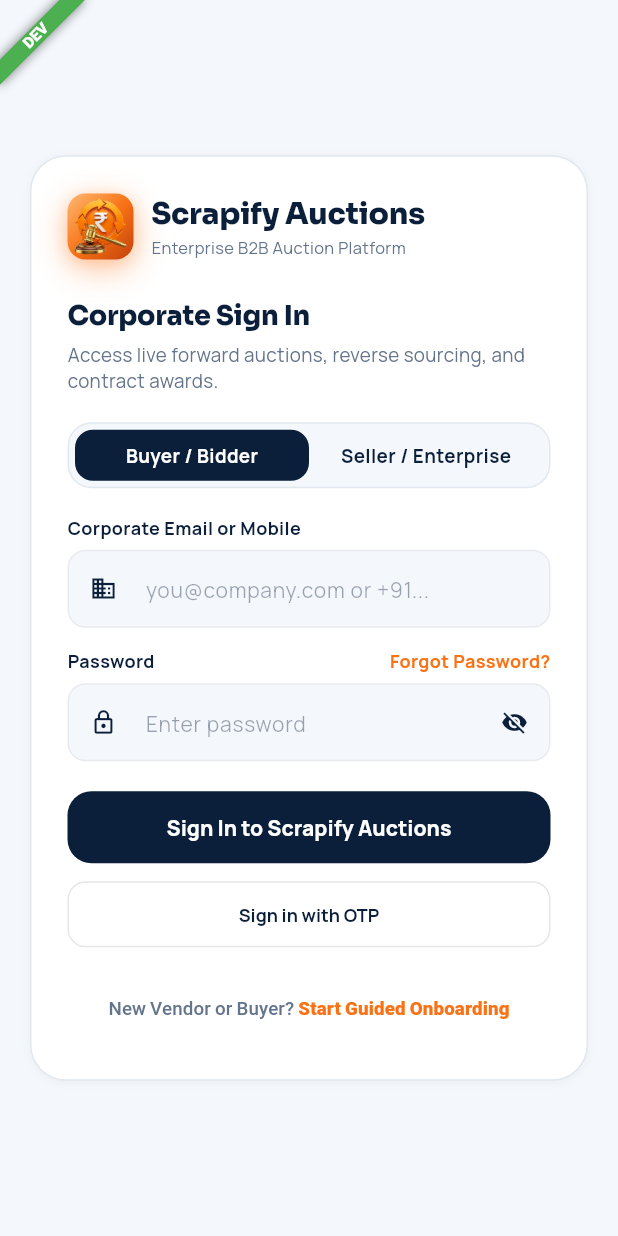
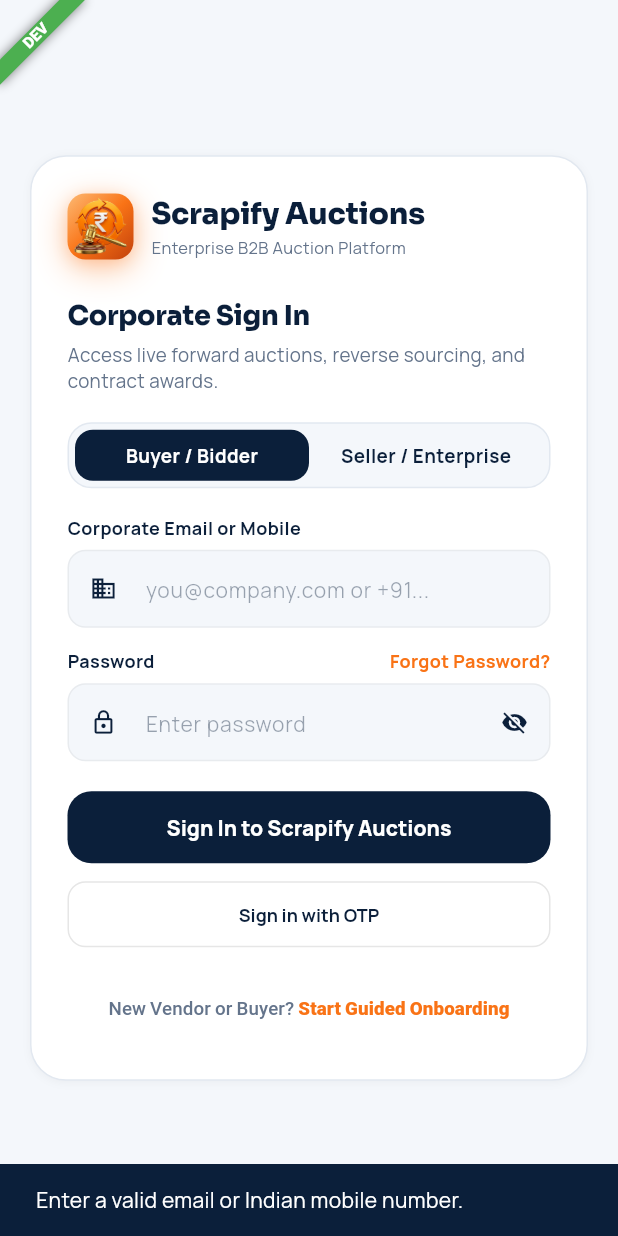
Before and after one commit to abhyuthanamprojects-eng/scrapify-auction-mobile-app, a Flutter app: the LoginScreen screen opened by its route, after a tap on "Sign in with OTP", on a phone screen of 412 x 824 dp. Run offline on Flutter 3.47's test engine with Material 3 defaults, Android fonts, the phone set to English and light mode, and no system bars; our stand-ins replace dio, equatable, file_picker, flutter_riverpod, flutter_secure_storage, go_router and 5 more; missing offline and left inert: dart:html; accounts and stored records are empty; network calls fail; project files that could hold a hidden picture were left out.

Commit message:
Harden mobile OTP login validation

```diff
--- a/lib/screens/auth/login_screen.dart
+++ b/lib/screens/auth/login_screen.dart
@@ -73,8 +73,18 @@
   }
 
   void _loginWithOtp() {
-    if (_identifierController.text.isEmpty) return;
-    context.push('/otp', extra: _identifierController.text.trim());
+    final identifier = _identifierController.text.trim();
+    if (identifier.isEmpty ||
+        (identifier.contains('@') && !isEmail(identifier)) ||
+        (!identifier.contains('@') && !isIndianMobile(identifier))) {
+      ScaffoldMessenger.of(context).showSnackBar(
+        const SnackBar(
+          content: Text('Enter a valid email or Indian mobile number.'),
+        ),
+      );
+      return;
+    }
+    context.push('/otp', extra: identifier);
   }
 
   Future<void> _loginWithBiometric() async {
--- a/lib/services/auth_service.dart
+++ b/lib/services/auth_service.dart
@@ -29,7 +29,7 @@
         'password': password,
         'role': role,
         'registration_type': role,
-        if (companyName != null) 'company_name': companyName,
+        'company_name': ?companyName,
       },
       anonymous: true,
     );
```
